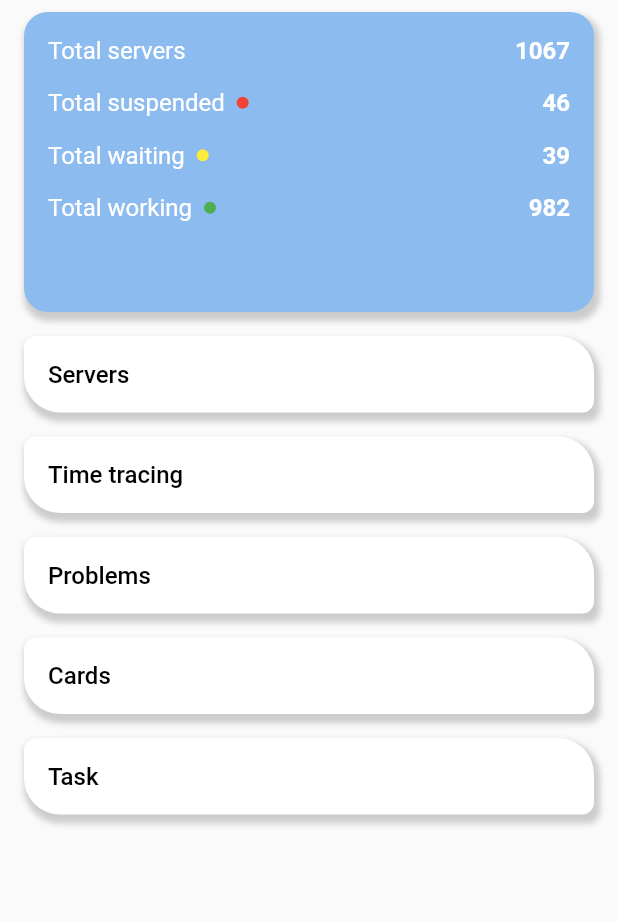
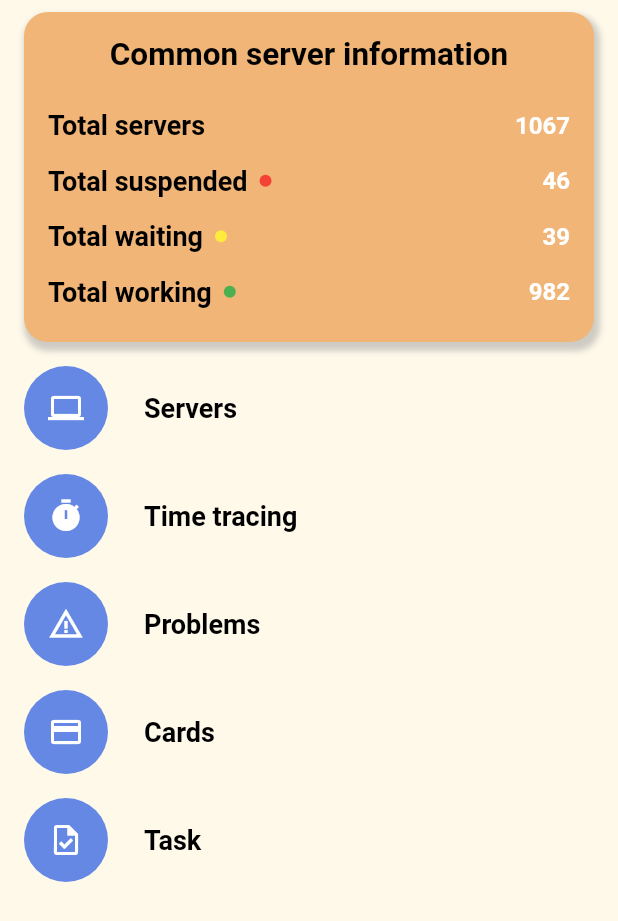
Before and after one commit to sgs2007/manager_checking, a Flutter app: the screen it shows after launch, on a phone screen of 412 x 824 dp. Shown: the top 921 px of the screen. Run offline on Flutter 3.47's test engine with Material 2 defaults, Android fonts, the phone set to English and light mode, and no system bars; our stand-ins replace freezed_annotation.

Commit message:
refactoring some widgets

```diff
--- /dev/null
+++ b/lib/colors/colors.dart
@@ -0,0 +1,5 @@
+import 'package:flutter/material.dart';
+
+const Color mainButtonColor = Color(0xFF6488E3);
+const Color mainBackgroundColor = Color(0xFFFFF9EA);
+const Color mainContainerColor = Color(0xFFF0B577);
--- a/lib/common/widgets/common_category_container.dart
+++ b/lib/common/widgets/common_category_container.dart
@@ -1,50 +1,47 @@
 import 'package:flutter/material.dart';
 
+import '../../colors/colors.dart';
 import '../../typography/text_styles.dart';
 
 class CommonCategoryContainer extends StatelessWidget {
   const CommonCategoryContainer({
     super.key,
     required this.text,
-    // required this.icon,
+    required this.icon,
   });
 
   final String text;
-  // final IconData icon;
+  final IconData icon;
 
   @override
   Widget build(BuildContext context) {
-    return Container(
-      padding: const EdgeInsets.all(
-        16.0,
-      ),
+    return SizedBox(
       width: double.infinity,
-      decoration: BoxDecoration(
-        color: Colors.white,
-        borderRadius: const BorderRadius.only(
-          topLeft: Radius.circular(8),
-          bottomRight: Radius.circular(8),
-          bottomLeft: Radius.circular(24),
-          topRight: Radius.circular(24),
-        ),
-        boxShadow: [
-          BoxShadow(
-            color: Colors.grey.withOpacity(0.5),
-            spreadRadius: 2,
-            blurRadius: 3,
-            offset: const Offset(2, 4),
-          ),
-        ],
-      ),
       child: Row(
         children: [
-          // Icon(
-          //   icon,
-          //   size: 24,
-          // ),
+          Container(
+            padding: const EdgeInsets.all(
+              16.0,
+            ),
+            decoration: const BoxDecoration(
+              color: mainButtonColor,
+              shape: BoxShape.circle,
+            ),
+            child: Icon(
+              icon,
+              size: 24,
+              color: Colors.white,
+            ),
+          ),
+          const SizedBox(
+            width: 24,
+          ),
           Text(
             text,
-            style: baseStyle.copyWith(fontWeight: FontWeight.w500),
+            style: baseStyle.copyWith(
+              fontWeight: FontWeight.w700,
+              fontSize: 18,
+            ),
           ),
         ],
       ),
--- a/lib/features/main_screen/model/category.dart
+++ b/lib/features/main_screen/model/category.dart
@@ -1,8 +1,10 @@
 import 'package:flutter/material.dart';
 import 'package:freezed_annotation/freezed_annotation.dart';
 
+part 'category.freezed.dart';
+
 @freezed
-class Category with _$Person {
+class Category with _$Category {
   const factory Category({
     required String name,
     required IconData icon,
--- a/lib/features/main_screen/model/topics_category.dart
+++ b/lib/features/main_screen/model/topics_category.dart
@@ -1,9 +1,11 @@
 import 'package:flutter/material.dart';
 
-const List<String> topicCategories = <String>[
-  'Servers',
-  'Time tracing',
-  'Problems',
-  'Cards',
-  'Task',
+import 'category.dart';
+
+const List<Category> topicCategories = <Category>[
+  Category(name: 'Servers', icon: Icons.computer_outlined),
+  Category(name: 'Time tracing', icon: Icons.timer),
+  Category(name: 'Problems', icon: Icons.warning_amber),
+  Category(name: 'Cards', icon: Icons.credit_card),
+  Category(name: 'Task', icon: Icons.task_outlined)
 ];
--- a/lib/features/main_screen/widgets/categories_listview.dart
+++ b/lib/features/main_screen/widgets/categories_listview.dart
@@ -27,7 +27,8 @@ class CategoriesListView extends StatelessWidget {
             ),
             onPressed: () {},
             child: CommonCategoryContainer(
-              text: item,
+              text: item.name,
+              icon: item.icon,
             ),
           ),
         )
--- a/lib/features/main_screen/widgets/main_info_block_row.dart
+++ b/lib/features/main_screen/widgets/main_info_block_row.dart
@@ -34,7 +34,8 @@ class MainInfoBlocRow extends StatelessWidget {
             Text(
               title,
               style: baseStyle.copyWith(
-                color: Colors.white,
+                fontSize: 18,
+                fontWeight: FontWeight.bold,
               ),
             ),
             if (colorMarker != null) ...[
--- a/lib/features/main_screen/widgets/main_info_container.dart
+++ b/lib/features/main_screen/widgets/main_info_container.dart
@@ -1,5 +1,6 @@
 import 'package:flutter/material.dart';
 
+import '../../../colors/colors.dart';
 import 'server_column.dart';
 
 class MainInfoContainer extends StatelessWidget {
@@ -13,12 +14,12 @@ class MainInfoContainer extends StatelessWidget {
       padding: const EdgeInsets.all(8.0),
       child: Container(
         width: double.infinity,
-        height: 200,
+        height: 220,
         padding: const EdgeInsets.all(
           16.0,
         ),
         decoration: BoxDecoration(
-          color: const Color(0xFF8CBBF0),
+          color: mainContainerColor,
           borderRadius: const BorderRadius.all(
             Radius.circular(16),
           ),
--- a/lib/features/main_screen/widgets/main_screen.dart
+++ b/lib/features/main_screen/widgets/main_screen.dart
@@ -1,5 +1,6 @@
 import 'package:flutter/material.dart';
 
+import '../../../colors/colors.dart';
 import 'categories_listview.dart';
 
 class MainScreen extends StatelessWidget {
@@ -8,9 +9,9 @@ class MainScreen extends StatelessWidget {
   @override
   Widget build(BuildContext context) {
     return const Scaffold(
-        // backgroundColor: Colors.black,
+        backgroundColor: mainBackgroundColor,
         body: SafeArea(
-      child: CategoriesListView(),
-    ));
+          child: CategoriesListView(),
+        ));
   }
 }
--- a/lib/features/main_screen/widgets/server_column.dart
+++ b/lib/features/main_screen/widgets/server_column.dart
@@ -1,41 +1,54 @@
 import 'package:flutter/material.dart';
+import 'package:test_app1/typography/text_styles.dart';
 
 import 'main_info_block_row.dart';
 
 class ServersColumn extends StatelessWidget {
   const ServersColumn({
-    Key? key,
-  }) : super(key: key);
+    super.key,
+  });
 
   @override
   Widget build(BuildContext context) {
     return Column(
       mainAxisAlignment: MainAxisAlignment.start,
-      children: const [
-        MainInfoBlocRow(
+      children: [
+        Center(
+          child: Text(
+            'Common server information',
+            style: baseStyle.copyWith(
+              fontSize: 21,
+              fontWeight: FontWeight.bold,
+            ),
+          ),
+        ),
+        const SizedBox(
+          height: 24,
+        ),
+        const MainInfoBlocRow(
           title: 'Total servers',
           data: '1067',
         ),
-        SizedBox(
+        const SizedBox(
           height: 16.0,
         ),
-        MainInfoBlocRow(
+        const MainInfoBlocRow(
           title: 'Total suspended',
           data: '46',
           colorMarker: ServerType.suspendedServer,
         ),
-        SizedBox(
+        const SizedBox(
           height: 16.0,
         ),
-        MainInfoBlocRow(
+        const MainInfoBlocRow(
           title: 'Total waiting',
           data: '39',
           colorMarker: ServerType.waitingServer,
         ),
-        SizedBox(
+        const SizedBox(
           height: 16.0,
         ),
-        MainInfoBlocRow(
+        const MainInfoBlocRow(
           title: 'Total working',
           data: '982',
           colorMarker: ServerType.workingServer,
```
Also changed, not shown: lib/colors/gradients.dart (renamed from lib/colors_schema/gradients.dart), lib/features/main_screen/model/category.freezed.dart (added).
